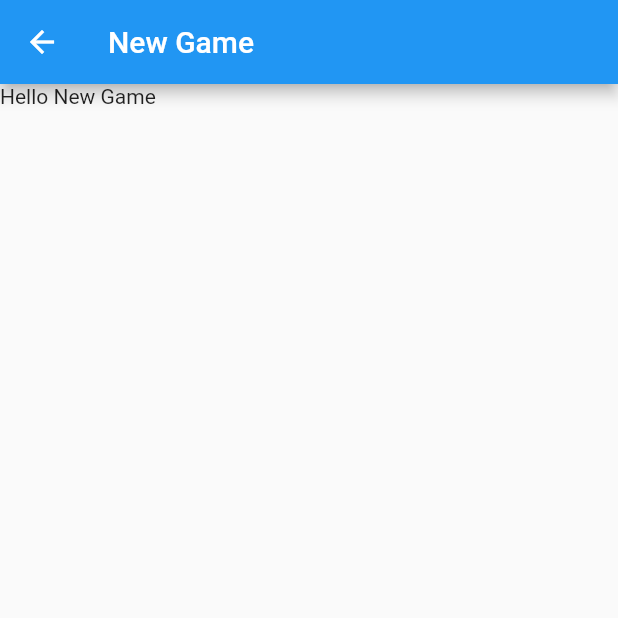
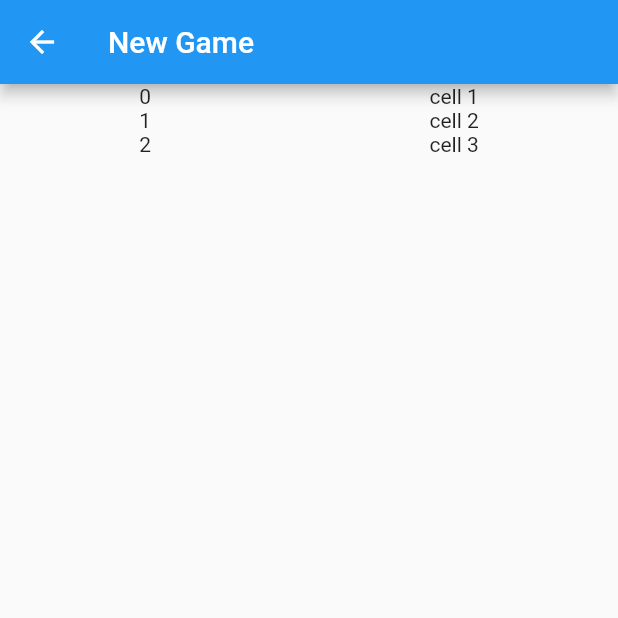
Before and after one commit to Novatics/nasa, a Flutter app: the screen it shows after launch, after a tap on "New Game", on a phone screen of 412 x 824 dp, the top half of it. Run offline on Flutter 3.47's test engine with Material 2 defaults, Android fonts, the phone set to English and light mode, and no system bars.

Commit message:
add table view

```diff
--- a/lib/main.dart
+++ b/lib/main.dart
@@ -1,6 +1,5 @@
 import 'package:flutter/material.dart';
 
-import 'pages/JoinGame.dart';
 import 'pages/NewGame.dart';
 
 void main() => runApp(MyApp());
@@ -61,16 +60,21 @@ class _MyHomePageState extends State<MyHomePage> {
         // the App.build method, and use it to set our appbar title.
         title: Text(widget.title),
       ),
-      body: Column(
+      body: Center(
+          widthFactor: 100,
+          child: Padding(
+            padding: EdgeInsets.all(8.0),
+            child: Column(
               // Center is a layout widget. It takes a single child and positions it
               // in the middle of the parent.
               mainAxisAlignment: MainAxisAlignment.center,
+              crossAxisAlignment: CrossAxisAlignment.stretch,
               children: <Widget>[
                 RaisedButton(
                   child: Text('Join Game'),
                   onPressed: () => Navigator.push(
                     context,
-              MaterialPageRoute(builder: (context) => JoinGame()),
+                    MaterialPageRoute(builder: (context) => NewGame()),
                   ),
                 ),
                 RaisedButton(
@@ -82,6 +86,7 @@ class _MyHomePageState extends State<MyHomePage> {
                 )
               ],
             ),
+          )),
     );
   }
 }
--- a/lib/pages/NewGame.dart
+++ b/lib/pages/NewGame.dart
@@ -1,4 +1,7 @@
+import 'package:flutter/cupertino.dart';
 import 'package:flutter/material.dart';
+
+var _cells = ['cell 1', 'cell 2', 'cell 3'];
 
 class NewGame extends StatelessWidget {
   @override
@@ -7,7 +10,24 @@ class NewGame extends StatelessWidget {
       appBar: AppBar(
         title: Text('New Game'),
       ),
-      body: Text('Hello New Game'),
+      body: Center(
+        child: AnimatedList(
+          initialItemCount: _cells.length,
+          itemBuilder: (context, index, animation) {
+            return _buildCell(context, index);
+          },
+        ),
+      ),
     );
   }
 }
+
+Widget _buildCell(BuildContext context, int id) {
+  return (Row(
+    mainAxisAlignment: MainAxisAlignment.spaceAround,
+    children: <Widget>[
+      Text(id.toString()),
+      Text(_cells[id]),
+    ],
+  ));
+}
```
Lines whose indentation alone changed are shown as unchanged.
